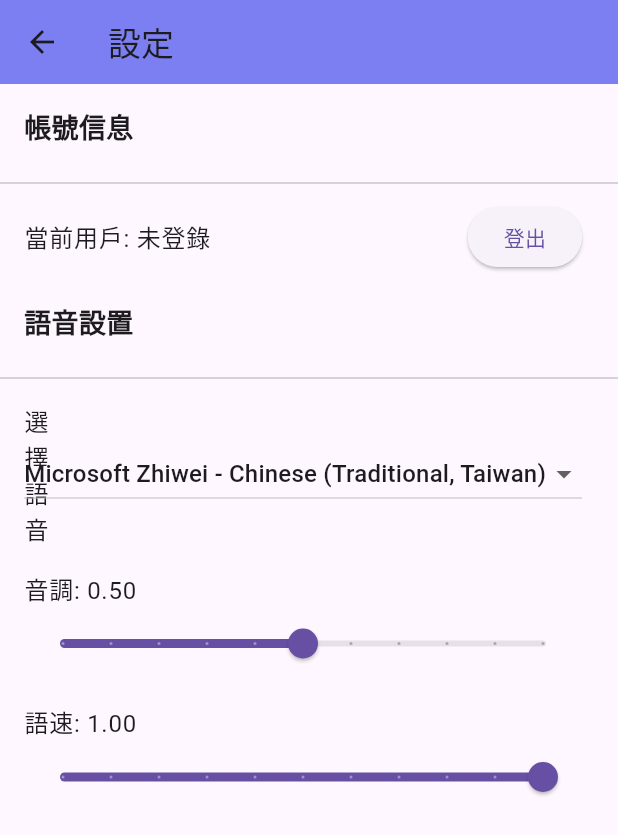
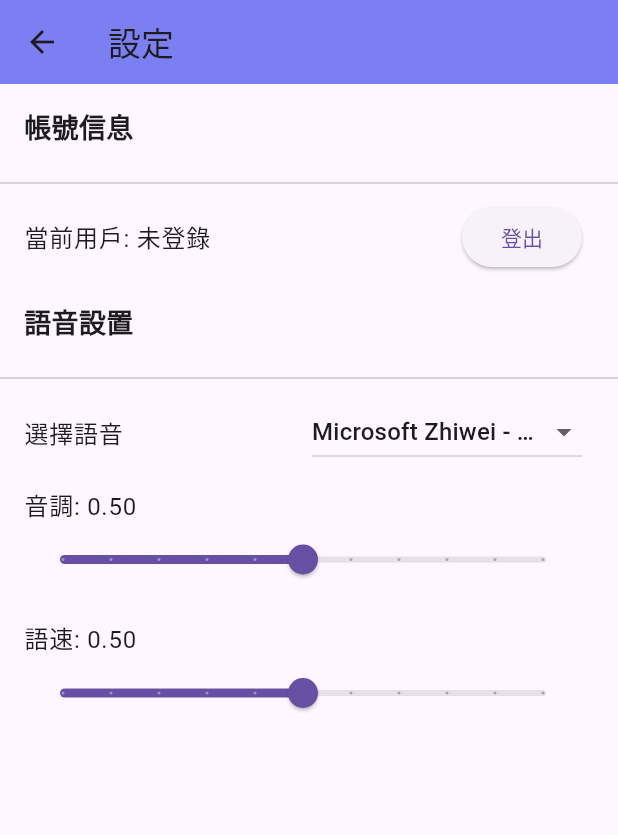
Before and after one commit to ianian4302/ezTalk_App, a Flutter app: the SettingsPage screen opened by its route, after a tap on "登出", on a phone screen of 412 x 824 dp. Shown: the top 835 px of the screen. Run offline on Flutter 3.47's test engine with Material 3 defaults, Android fonts, the phone set to English and light mode, and no system bars; our stand-ins replace flutter_tts, permission_handler, shared_preferences; accounts and stored records are empty; network calls fail.

Commit message:
Add new API test page and update plugin registrations; modify settings and permissions

```diff
--- a/lib/page/settings_page.dart
+++ b/lib/page/settings_page.dart
@@ -12,9 +12,9 @@ class SettingsPage extends StatefulWidget {
 
 class _SettingsPageState extends State<SettingsPage> {
   String _currentUser = '';
-  String _selectedVoice = Settings.voices.keys.first;
-  double _pitch = Settings.pitch;
-  double _rate = Settings.rate;
+  String _selectedVoice = Settings.currentVoice;
+  double _pitch = Settings.currentPitch;
+  double _rate = Settings.currentRate;
 
   @override
   void initState() {
@@ -23,44 +23,53 @@ class _SettingsPageState extends State<SettingsPage> {
   }
 
   Future<void> _loadSettings() async {
+    await Settings.loadSettings();
     final prefs = await SharedPreferences.getInstance();
     setState(() {
       _currentUser = prefs.getString('currentUser') ?? '未登錄';
-      _selectedVoice = prefs.getString('selectedVoice') ?? Settings.voices.keys.first;
-      _pitch = prefs.getDouble('pitch') ?? Settings.pitch;
-      _rate = prefs.getDouble('rate') ?? Settings.rate;
+      _selectedVoice = Settings.currentVoice;
+      _pitch = Settings.currentPitch;
+      _rate = Settings.currentRate;
     });
   }
 
   Future<void> _saveSettings() async {
-    final prefs = await SharedPreferences.getInstance();
-    await prefs.setString('selectedVoice', _selectedVoice);
-    await prefs.setDouble('pitch', _pitch);
-    await prefs.setDouble('rate', _rate);
+    await Settings.updateSettings(
+      voice: _selectedVoice,
+      pitch: _pitch,
+      rate: _rate,
+    );
   }
 
   @override
   Widget build(BuildContext context) {
     return Scaffold(
-      appBar: AppBar(title: const Text('設定'), backgroundColor: Design.secondaryColor),
+      appBar: AppBar(
+          title: const Text('設定'), backgroundColor: Design.secondaryColor),
       body: ListView(
         children: [
           _buildCategory(context, '帳號信息', [
             ListTile(
               title: Text('當前用戶: $_currentUser'),
-              trailing: ElevatedButton(
+              trailing: SizedBox(
+                width: 80,
+                child: ElevatedButton(
                   child: const Text('登出'),
                   onPressed: () {
                     // 實現登出邏輯
                   },
                 ),
               ),
+            ),
           ]),
           _buildCategory(context, '語音設置', [
             ListTile(
               title: const Text('選擇語音'),
-              trailing: DropdownButton<String>(
+              trailing: SizedBox(
+                width: 180,
+                child: DropdownButton<String>(
                   value: _selectedVoice,
+                  isExpanded: true,
                   onChanged: (String? newValue) {
                     if (newValue != null) {
                       setState(() {
@@ -73,13 +82,21 @@ class _SettingsPageState extends State<SettingsPage> {
                     for (var voice in Settings.voices.keys)
                       DropdownMenuItem<String>(
                         value: voice,
-                      child: Text(voice),
+                        child: Text(
+                          voice,
+                          overflow: TextOverflow.ellipsis,
+                          maxLines: 1,
+                        ),
                       ),
                   ],
                 ),
               ),
+            ),
             ListTile(
-              title: Text('音調: ${_pitch.toStringAsFixed(2)}'),
+              title: SizedBox(
+                width: 150,
+                child: Text('音調: ${_pitch.toStringAsFixed(2)}'),
+              ),
               subtitle: Slider(
                 value: _pitch,
                 min: 0.0,
@@ -96,7 +113,10 @@ class _SettingsPageState extends State<SettingsPage> {
               ),
             ),
             ListTile(
-              title: Text('語速: ${_rate.toStringAsFixed(2)}'),
+              title: SizedBox(
+                width: 150,
+                child: Text('語速: ${_rate.toStringAsFixed(2)}'),
+              ),
               subtitle: Slider(
                 value: _rate,
                 min: 0.0,
@@ -118,7 +138,8 @@ class _SettingsPageState extends State<SettingsPage> {
     );
   }
 
-  Widget _buildCategory(BuildContext context, String title, List<Widget> items) {
+  Widget _buildCategory(
+      BuildContext context, String title, List<Widget> items) {
     return Column(
       crossAxisAlignment: CrossAxisAlignment.start,
       children: [
--- a/lib/utilities/router.dart
+++ b/lib/utilities/router.dart
@@ -8,6 +8,10 @@ import 'package:eztalk/page/settings_page.dart';
 import 'package:eztalk/page/data_collection_page.dart';
 import 'package:eztalk/page/translate/series_connecting_page.dart';
 import 'package:eztalk/page/translate/lecture_playing_page.dart';
+
+import 'package:eztalk/page/testapi.dart';
+import 'package:eztalk/page/testtts.dart';
+import 'package:eztalk/page/test/record_test.dart';
 
 class Routes {
   static const String baseMainPage = '/baseMainPage';
@@ -23,11 +27,14 @@ class Routes {
   static const String seriesConnectingPage = '/seriesConnectingPage';
   static const String lecturePlayingPage = '/lecturePlayingPage';
 
+  static const String testApi = '/testApi';
+  static const String testTts = '/testTts';
+  static const String testRecording = '/testRecording';
 
   static const List<String> bottomNavigationRoutes = [
     homePage,
     translatePage,
-    loginPage,
+    testApi,
     dataCollectionPage,
     settingsPage,
   ];
@@ -50,6 +57,10 @@ class Routes {
     //translate about page
     seriesConnectingPage: (context) => const SeriesConnectingPage(),
     lecturePlayingPage: (context) => const LecturePlayingPage(),
+
+    testApi: (context) => TestApiPage(),
+    testTts: (context) => TtsComponent(),
+    testRecording: (context) => const RecordTestPage(),
   };
 }
 
--- a/lib/utilities/settings.dart
+++ b/lib/utilities/settings.dart
@@ -1,10 +1,55 @@
+import 'package:shared_preferences/shared_preferences.dart';
+import 'package:eztalk/utilities/tts_player.dart';
+
 class Settings {
   static const Map<String, String> voices = {
     "Microsoft Zhiwei - Chinese (Traditional, Taiwan)": "zh-TW",
-    "Google UK English Female" : "en-GB",
+    "Google UK English Female": "en-GB",
     "Microsoft Yating - Chinese (Traditional, Taiwan)": "zh-TW",
     "Google UK English Male": "en-GB",
   };
-  static const double pitch = 0.5;
-  static const double rate = 1;
+
+  // 默認值
+  static const double defaultPitch = 0.5;
+  static const double defaultRate = 0.5;
+  static const String defaultVoice =
+      "Microsoft Zhiwei - Chinese (Traditional, Taiwan)";
+
+  // 當前設定
+  static String currentVoice = defaultVoice;
+  static double currentPitch = defaultPitch;
+  static double currentRate = defaultRate;
+
+  // 從 SharedPreferences 加載設定
+  static Future<void> loadSettings() async {
+    final prefs = await SharedPreferences.getInstance();
+    currentVoice = prefs.getString('selectedVoice') ?? defaultVoice;
+    currentPitch = prefs.getDouble('pitch') ?? defaultPitch;
+    currentRate = prefs.getDouble('rate') ?? defaultRate;
+  }
+
+  // 保存設定到 SharedPreferences
+  static Future<void> saveSettings() async {
+    final prefs = await SharedPreferences.getInstance();
+    await prefs.setString('selectedVoice', currentVoice);
+    await prefs.setDouble('pitch', currentPitch);
+    await prefs.setDouble('rate', currentRate);
+  }
+
+  // 更新設定
+  static Future<void> updateSettings({
+    String? voice,
+    double? pitch,
+    double? rate,
+  }) async {
+    if (voice != null) currentVoice = voice;
+    if (pitch != null) currentPitch = pitch;
+    if (rate != null) currentRate = rate;
+    await saveSettings();
+    await TtsPlayer.updateSettings(
+      voice: voice,
+      pitch: pitch,
+      rate: rate,
+    );
+  }
 }
```
Also changed, not shown: lib/api/eztalk_api.dart (added, +62 -0 lines), lib/page/a.dart (deleted, +0 -16 lines), lib/page/testapi.dart (added, +45 -0 lines), lib/page/testtts.dart (added, +368 -0 lines), lib/page/translate/series_connecting_page.dart (+28 -4 lines), lib/utilities/tts_player.dart (+11 -11 lines), pubspec.yaml (+9 -73 lines), pubspec.lock, 11 other files. Lines whose indentation alone changed are shown as unchanged.
